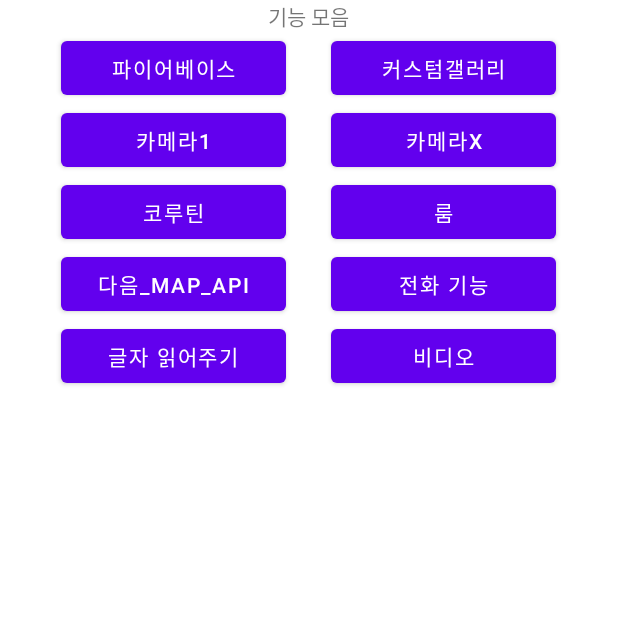
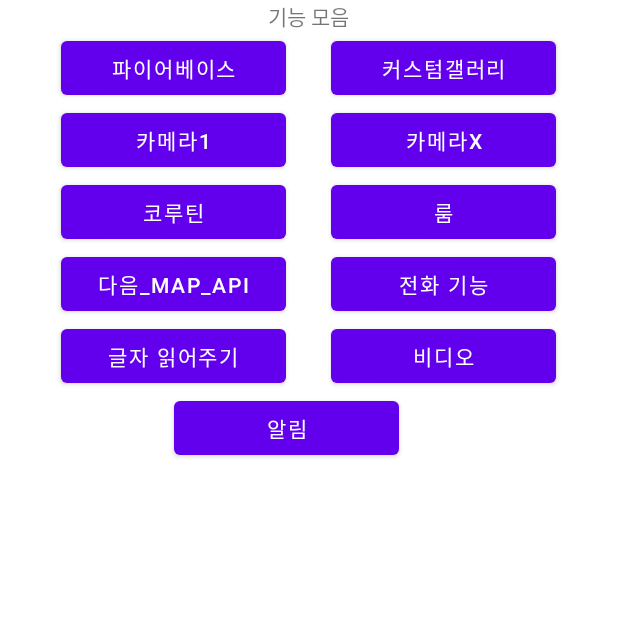
Before and after one commit to hangang885/Function, an Android app: the MainActivity screen opened directly, with no data from a screen before it, on a phone screen of 412 x 824 dp, the top half of it. Run offline under Robolectric (Android 15) with nearby library versions, the phone set to English and light mode, and no system bars.

Commit message:
알림 기능 추가

```diff
--- /dev/null
+++ b/app/src/main/java/com/example/myapplication/BroadCastRece.kt
@@ -0,0 +1,22 @@
+package com.example.myapplication
+
+import android.content.BroadcastReceiver
+import android.content.Context
+import android.content.Intent
+import android.widget.Toast
+
+class BroadCastRece : BroadcastReceiver() {
+
+    override fun onReceive(context: Context, intent: Intent) {
+        //전원연결 및 전원해제 시 Toast 메시지를 띄운다
+        if (Intent.ACTION_POWER_CONNECTED == intent.action) {
+            Toast.makeText(context, "전원 연결", Toast.LENGTH_SHORT).show()
+        } else {
+            if (Intent.ACTION_POWER_DISCONNECTED == intent.action) {
+                Toast.makeText(context, "전원 연결 해제", Toast.LENGTH_SHORT).show()
+
+            }
+        }
+
+    }
+}
--- a/app/src/main/java/com/example/myapplication/MainActivity.kt
+++ b/app/src/main/java/com/example/myapplication/MainActivity.kt
@@ -1,6 +1,8 @@
 package com.example.myapplication
 
+import android.content.BroadcastReceiver
 import android.content.Intent
+import android.content.IntentFilter
 import androidx.appcompat.app.AppCompatActivity
 import android.os.Bundle
 import android.speech.tts.TextToSpeech
@@ -11,6 +13,7 @@ class MainActivity : AppCompatActivity() {
 
     // 전역 변수로 바인딩 객체 선언
     private var mBinding: ActivityMainBinding? = null
+    private lateinit var mReceiver: BroadcastReceiver
 
     // 매번 null 체크를 할 필요 없이 편의성을 위해 바인딩 변수 재 선언
     private val binding get() = mBinding!!
@@ -19,6 +22,8 @@ class MainActivity : AppCompatActivity() {
         super.onCreate(savedInstanceState)
         mBinding = ActivityMainBinding.inflate(layoutInflater)
         setContentView(binding.root)
+
+        mReceiver = BroadCastRece()
 
 
 
@@ -53,6 +58,9 @@ class MainActivity : AppCompatActivity() {
         binding.video.setOnClickListener {
             onClick(binding.video)
         }
+        binding.notification.setOnClickListener {
+            onClick(binding.notification)
+        }
 
 
     }
@@ -64,7 +72,7 @@ class MainActivity : AppCompatActivity() {
                 var intent = Intent(this, FireBaseActivity::class.java)
                 startActivity(intent)
             }
-            binding.customGallery->{
+            binding.customGallery -> {
                 var intent = Intent(this, CustomGalleryActivity::class.java)
                 startActivity(intent)
             }
@@ -76,34 +84,53 @@ class MainActivity : AppCompatActivity() {
                 var intent = Intent(this, Camera1Activity::class.java)
                 startActivity(intent)
             }
-            binding.coroutine->{
+            binding.coroutine -> {
                 var intent = Intent(this, coroutineActivity::class.java)
                 startActivity(intent)
             }
-            binding.room->{
+            binding.room -> {
                 var intent = Intent(this, RoomActivity::class.java)
                 startActivity(intent)
             }
-            binding.daumMap->{
+            binding.daumMap -> {
                 var intent = Intent(this, MapActivity::class.java)
                 startActivity(intent)
             }
-            binding.call->{
+            binding.call -> {
                 var intent = Intent(this, CallActivity::class.java)
                 startActivity(intent)
             }
-            binding.textTts->{
-                var intent = Intent(this,  TTSActivity::class.java)
+            binding.textTts -> {
+                var intent = Intent(this, TTSActivity::class.java)
                 startActivity(intent)
             }
-            binding.video->{
-                var intent = Intent(this,  VideoActivity::class.java)
+            binding.video -> {
+                var intent = Intent(this, VideoActivity::class.java)
                 startActivity(intent)
             }
-
+            binding.notification -> {
+                var intent = Intent(this, NotificationActivity::class.java)
+                startActivity(intent)
+            }
 
 
         }
     }
 
+    override fun onResume() {
+        super.onResume()
+        // 필터를 정의하여 broadCastRece클래스에 전송
+        var filter: IntentFilter = IntentFilter();
+        filter.addAction(Intent.ACTION_POWER_CONNECTED);
+        filter.addAction(Intent.ACTION_POWER_DISCONNECTED);
+        registerReceiver(mReceiver, filter);
+
+    }
+
+    override fun onPause() {
+        super.onPause()
+        unregisterReceiver(mReceiver)
+    }
+
+
 }
--- a/app/src/main/res/layout/activity_main.xml
+++ b/app/src/main/res/layout/activity_main.xml
@@ -118,4 +118,20 @@
             />
     </LinearLayout>
 
+    <LinearLayout
+        android:layout_width="match_parent"
+        android:layout_height="wrap_content"
+        android:orientation="horizontal"
+        android:gravity="center_horizontal"
+        >
+        <Button
+            android:id="@+id/notification"
+            android:layout_width="150dp"
+            android:layout_height="wrap_content"
+            android:layout_marginRight="30dp"
+            android:text="알림"
+            />
+
+    </LinearLayout>
+
 </LinearLayout>
```
Also changed, not shown: app/src/main/AndroidManifest.xml (+11 -6 lines), app/src/main/java/com/example/myapplication/MapActivity.kt (+12 -1 lines), app/src/main/java/com/example/myapplication/NotificationActivity.kt (added, +59 -0 lines), app/src/main/res/layout/activity_notification.xml (added, +31 -0 lines), 1 other file.
